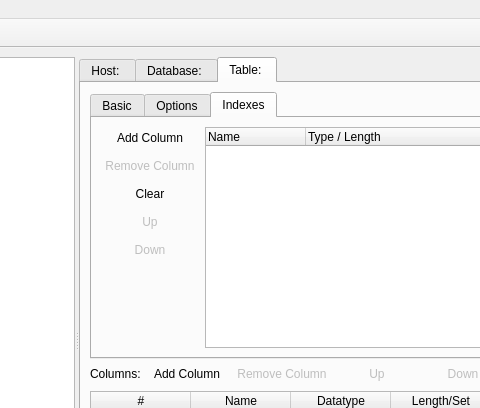
Old version of the form qtcreator_assets/pyHeidi/mainwindow.ui in the repository Fapiko/pyHeidi; both pictures show x 190 to 670 and y 0 to 408 of the 1218 by 849 pixel window.
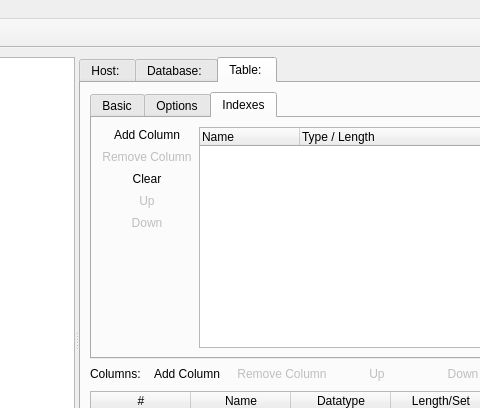
New version of the form. The open tabs and pages were chosen to show the change. Icons and pictures are not drawn. Custom widgets are drawn as their Qt base class.

The edit to the form file:
```diff
--- a/qtcreator_assets/pyHeidi/mainwindow.ui
+++ b/qtcreator_assets/pyHeidi/mainwindow.ui
@@ -350,6 +350,11 @@
              <enum>Qt::Vertical</enum>
             </property>
             <widget class="QTabWidget" name="tableTabs">
+             <property name="styleSheet">
+              <string notr="true">QPushButton {
+	padding: 0px;
+}</string>
+             </property>
              <property name="currentIndex">
               <number>2</number>
              </property>
@@ -457,6 +462,9 @@
                 <layout class="QVBoxLayout" name="verticalLayout_7">
                  <item>
                   <widget class="QPushButton" name="addColumnButton_2">
+                   <property name="styleSheet">
+                    <string notr="true"/>
+                   </property>
                    <property name="text">
                     <string>Add Column</string>
                    </property>
@@ -566,7 +574,7 @@
               </layout>
              </widget>
             </widget>
-            <widget class="QWidget" name="">
+            <widget class="QWidget" name="layoutWidget">
              <layout class="QVBoxLayout" name="verticalLayout_8">
               <item>
                <layout class="QHBoxLayout" name="_2">
```
Left out of the diff: 10 changed lines with no effect on the pictures.
